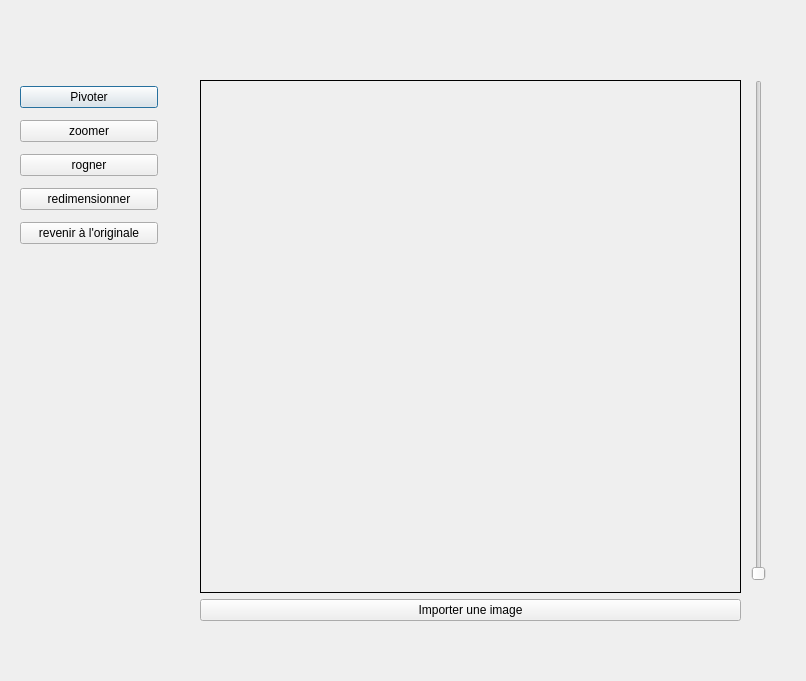
BlackFox3000/M1-IHM-Project, file projet/editionimagewindow.ui: the form before one commit.
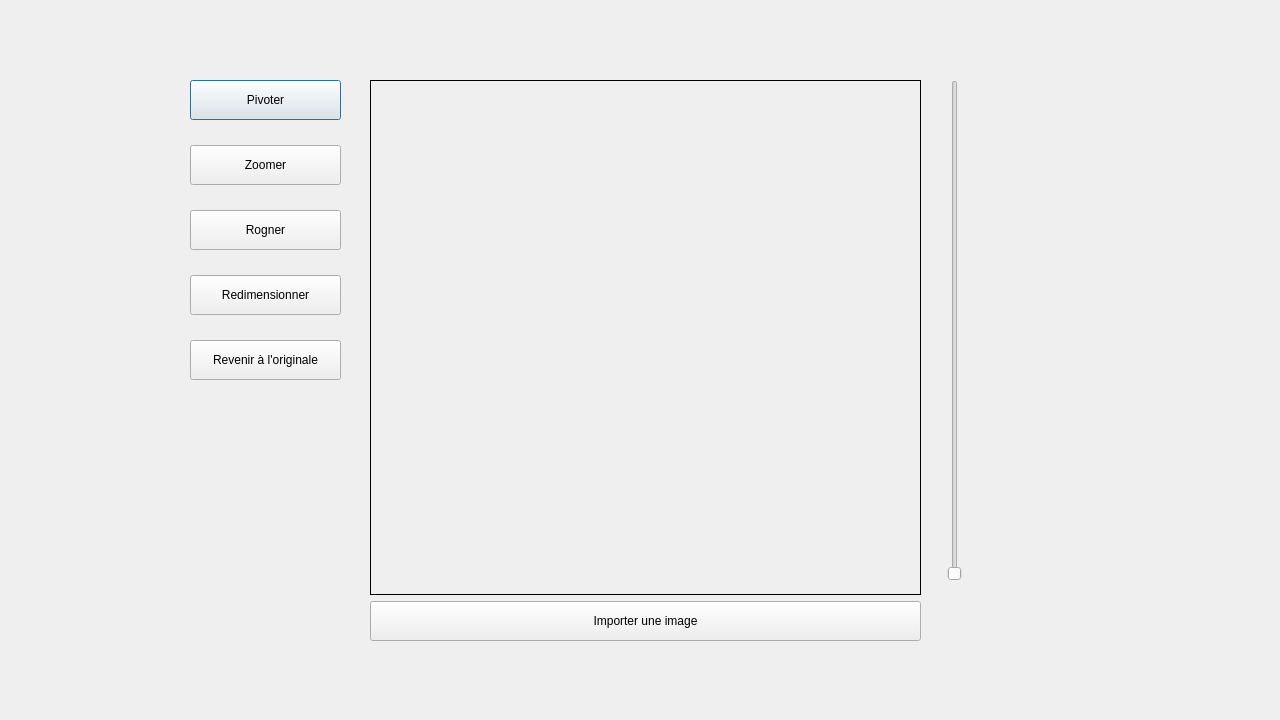
The form after the commit.

```diff
--- a/projet/editionimagewindow.ui
+++ b/projet/editionimagewindow.ui
@@ -6,8 +6,8 @@
    <rect>
     <x>0</x>
     <y>0</y>
-    <width>806</width>
-    <height>681</height>
+    <width>1280</width>
+    <height>720</height>
    </rect>
   </property>
   <property name="windowTitle">
@@ -16,15 +16,51 @@
   <widget class="QWidget" name="layoutWidget">
    <property name="geometry">
     <rect>
-     <x>20</x>
+     <x>190</x>
      <y>80</y>
-     <width>138</width>
-     <height>175</height>
+     <width>151</width>
+     <height>302</height>
     </rect>
    </property>
+   <property name="cursor">
+    <cursorShape>PointingHandCursor</cursorShape>
+   </property>
+   <property name="focusPolicy">
+    <enum>Qt::StrongFocus</enum>
+   </property>
+   <property name="autoFillBackground">
+    <bool>false</bool>
+   </property>
    <layout class="QVBoxLayout" name="verticalLayout_2">
+    <property name="spacing">
+     <number>25</number>
+    </property>
+    <property name="sizeConstraint">
+     <enum>QLayout::SetDefaultConstraint</enum>
+    </property>
+    <property name="leftMargin">
+     <number>0</number>
+    </property>
     <item>
      <widget class="QPushButton" name="pivoter_btn">
+      <property name="enabled">
+       <bool>true</bool>
+      </property>
+      <property name="minimumSize">
+       <size>
+        <width>0</width>
+        <height>40</height>
+       </size>
+      </property>
+      <property name="cursor">
+       <cursorShape>PointingHandCursor</cursorShape>
+      </property>
+      <property name="focusPolicy">
+       <enum>Qt::StrongFocus</enum>
+      </property>
+      <property name="autoFillBackground">
+       <bool>false</bool>
+      </property>
       <property name="text">
        <string>Pivoter</string>
       </property>
@@ -32,29 +68,89 @@
     </item>
     <item>
      <widget class="QPushButton" name="zoom_btn">
+      <property name="minimumSize">
+       <size>
+        <width>0</width>
+        <height>40</height>
+       </size>
+      </property>
+      <property name="cursor">
+       <cursorShape>PointingHandCursor</cursorShape>
+      </property>
+      <property name="focusPolicy">
+       <enum>Qt::StrongFocus</enum>
+      </property>
+      <property name="autoFillBackground">
+       <bool>false</bool>
+      </property>
       <property name="text">
-       <string>zoomer</string>
+       <string>Zoomer</string>
       </property>
      </widget>
     </item>
     <item>
      <widget class="QPushButton" name="crop_btn">
+      <property name="minimumSize">
+       <size>
+        <width>0</width>
+        <height>40</height>
+       </size>
+      </property>
+      <property name="cursor">
+       <cursorShape>PointingHandCursor</cursorShape>
+      </property>
+      <property name="focusPolicy">
+       <enum>Qt::StrongFocus</enum>
+      </property>
+      <property name="autoFillBackground">
+       <bool>false</bool>
+      </property>
       <property name="text">
-       <string>rogner</string>
+       <string>Rogner</string>
       </property>
      </widget>
     </item>
     <item>
      <widget class="QPushButton" name="resize_btn">
+      <property name="minimumSize">
+       <size>
+        <width>0</width>
+        <height>40</height>
+       </size>
+      </property>
+      <property name="cursor">
+       <cursorShape>PointingHandCursor</cursorShape>
+      </property>
+      <property name="focusPolicy">
+       <enum>Qt::StrongFocus</enum>
+      </property>
+      <property name="autoFillBackground">
+       <bool>false</bool>
+      </property>
       <property name="text">
-       <string>redimensionner</string>
+       <string>Redimensionner</string>
       </property>
      </widget>
     </item>
     <item>
      <widget class="QPushButton" name="reset_btn">
+      <property name="minimumSize">
+       <size>
+        <width>0</width>
+        <height>40</height>
+       </size>
+      </property>
+      <property name="cursor">
+       <cursorShape>PointingHandCursor</cursorShape>
+      </property>
+      <property name="focusPolicy">
+       <enum>Qt::StrongFocus</enum>
+      </property>
+      <property name="autoFillBackground">
+       <bool>false</bool>
+      </property>
       <property name="text">
-       <string>revenir à l'originale</string>
+       <string>Revenir à l'originale</string>
       </property>
      </widget>
     </item>
@@ -63,26 +159,26 @@
   <widget class="QSlider" name="zoomSlider">
    <property name="geometry">
     <rect>
-     <x>750</x>
+     <x>940</x>
      <y>80</y>
-     <width>18</width>
+     <width>30</width>
      <height>501</height>
     </rect>
    </property>
    <property name="maximum">
-    <number>500</number>
+    <number>600</number>
    </property>
    <property name="orientation">
     <enum>Qt::Vertical</enum>
    </property>
   </widget>
-  <widget class="QWidget" name="">
+  <widget class="QWidget" name="layoutWidget">
    <property name="geometry">
     <rect>
-     <x>200</x>
+     <x>370</x>
      <y>80</y>
-     <width>541</width>
-     <height>541</height>
+     <width>551</width>
+     <height>561</height>
     </rect>
    </property>
    <layout class="QVBoxLayout" name="verticalLayout">
@@ -102,6 +198,12 @@
     </item>
     <item>
      <widget class="QPushButton" name="btn_img">
+      <property name="minimumSize">
+       <size>
+        <width>0</width>
+        <height>40</height>
+       </size>
+      </property>
       <property name="text">
        <string>Importer une image</string>
       </property>
```
Left out of the diff: 3 changed lines with no effect on the pictures.
